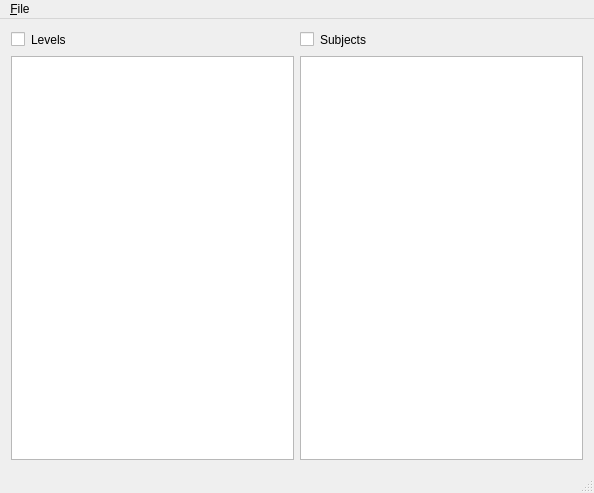
The window that log_gui/mainwindow.ui (xaxxon/xl) describes before a commit, drawn with Qt 5.
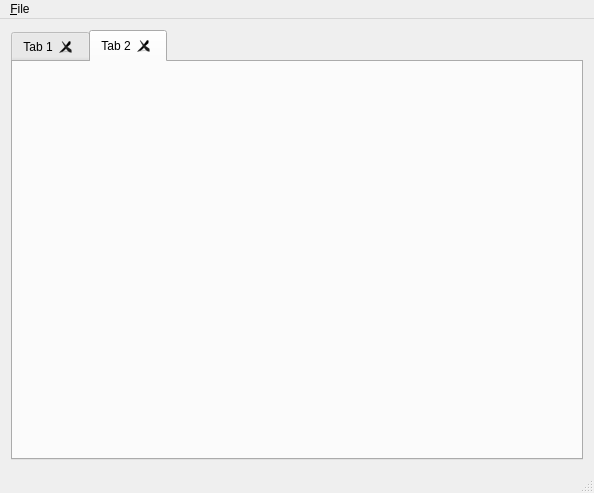
The same window after the commit.

Commit message: added tabs for opening multiple log status files at once

Patch:
```diff
--- a/log_gui/mainwindow.ui
+++ b/log_gui/mainwindow.ui
@@ -16,90 +16,39 @@
   <widget class="QWidget" name="centralWidget">
    <layout class="QHBoxLayout" name="horizontalLayout_2">
     <item>
-     <layout class="QHBoxLayout" name="horizontalLayout">
-      <item>
-       <layout class="QVBoxLayout" name="verticalLayout">
-        <item>
-         <layout class="QHBoxLayout" name="horizontalLayout_4">
-          <item>
-           <widget class="QCheckBox" name="allLevels">
-            <property name="text">
-             <string/>
-            </property>
-            <property name="tristate">
-             <bool>false</bool>
-            </property>
-           </widget>
-          </item>
-          <item>
-           <widget class="QLabel" name="levelLabel">
-            <property name="text">
-             <string>Levels</string>
-            </property>
-           </widget>
-          </item>
-          <item>
-           <spacer name="horizontalSpacer">
-            <property name="orientation">
-             <enum>Qt::Horizontal</enum>
-            </property>
-            <property name="sizeHint" stdset="0">
-             <size>
-              <width>40</width>
-              <height>20</height>
-             </size>
-            </property>
-           </spacer>
-          </item>
-         </layout>
-        </item>
-        <item>
-         <widget class="QListView" name="levelList"/>
-        </item>
-       </layout>
-      </item>
-      <item>
-       <layout class="QVBoxLayout" name="verticalLayout_2">
-        <item>
-         <layout class="QHBoxLayout" name="horizontalLayout_5">
-          <item>
-           <widget class="QCheckBox" name="allSubjects">
-            <property name="text">
-             <string/>
-            </property>
-            <property name="tristate">
-             <bool>false</bool>
-            </property>
-           </widget>
-          </item>
-          <item>
-           <widget class="QLabel" name="subjectLabel">
-            <property name="text">
-             <string>Subjects</string>
-            </property>
-           </widget>
-          </item>
-          <item>
-           <spacer name="horizontalSpacer_2">
-            <property name="orientation">
-             <enum>Qt::Horizontal</enum>
-            </property>
-            <property name="sizeHint" stdset="0">
-             <size>
-              <width>40</width>
-              <height>20</height>
-             </size>
-            </property>
-           </spacer>
-          </item>
-         </layout>
-        </item>
-        <item>
-         <widget class="QListView" name="subjectList"/>
-        </item>
-       </layout>
-      </item>
-     </layout>
+     <widget class="QTabWidget" name="logStatusTabs">
+      <property name="enabled">
+       <bool>true</bool>
+      </property>
+      <property name="tabShape">
+       <enum>QTabWidget::Rounded</enum>
+      </property>
+      <property name="currentIndex">
+       <number>1</number>
+      </property>
+      <property name="tabsClosable">
+       <bool>true</bool>
+      </property>
+      <property name="tabBarAutoHide">
+       <bool>true</bool>
+      </property>
+      <widget class="QWidget" name="tab">
+       <attribute name="title">
+        <string>Tab 1</string>
+       </attribute>
+      </widget>
+      <widget class="QWidget" name="tab_2">
+       <property name="minimumSize">
+        <size>
+         <width>564</width>
+         <height>0</height>
+        </size>
+       </property>
+       <attribute name="title">
+        <string>Tab 2</string>
+       </attribute>
+      </widget>
+     </widget>
     </item>
    </layout>
   </widget>
```
The commit also changes 11 other files.
